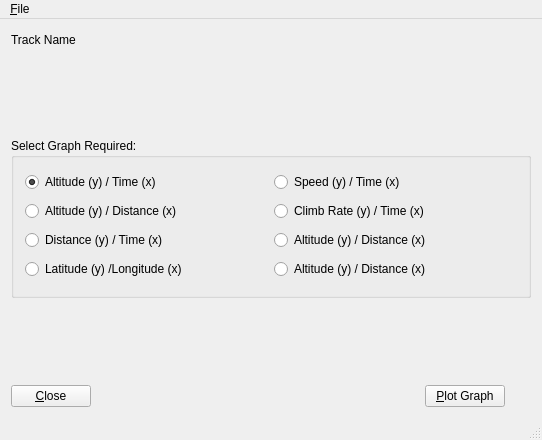
Before: the Qt Designer form frm/gpsplot.ui in johcarsmi/gpsplot, drawn with Qt 5.
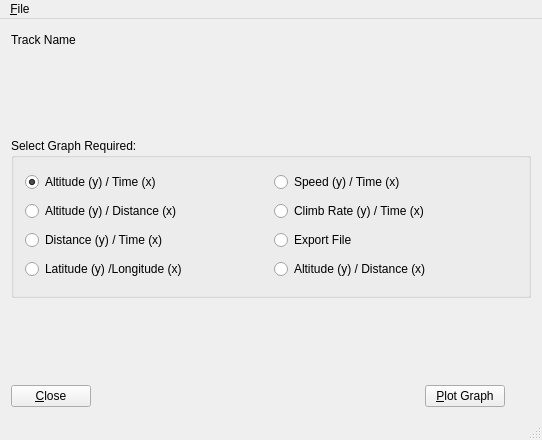
After: the same form once the commit is applied.

The edit to the form file:
```diff
--- a/frm/gpsplot.ui
+++ b/frm/gpsplot.ui
@@ -124,7 +124,7 @@
        <item row="2" column="1">
         <widget class="QRadioButton" name="rbUndef0">
          <property name="text">
-          <string>Altitude (y) / Distance (x)</string>
+          <string>Export File</string>
          </property>
         </widget>
        </item>
```
Left out of the diff: 2 changed lines with no effect on the pictures.
